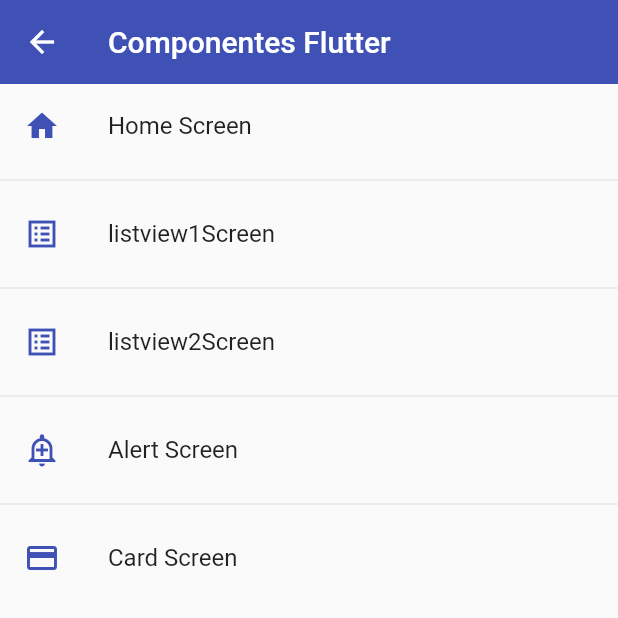
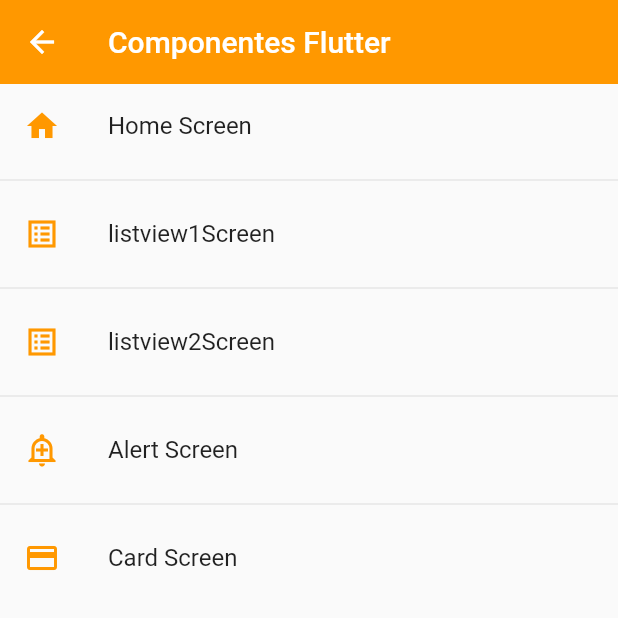
Before and after one commit to EdgarLS7/fltproject, a Flutter app: the screen it shows after launch, on a phone screen of 412 x 824 dp, the top half of it. Run offline on Flutter 3.47's test engine with Material 2 defaults, Android fonts, the phone set to English and light mode, and no system bars.

Commit message:
terminado 77

```diff
--- a/lib/theme/app_theme.dart
+++ b/lib/theme/app_theme.dart
@@ -3,7 +3,7 @@ import 'package:flutter/material.dart';
 
 class AppTheme {
 
-  static const Color primary = Colors.indigo;
+  static const Color primary = Colors.orange;
 
   static final ThemeData lightTheme = ThemeData.light().copyWith(
     //Color primario
--- a/pubspec.yaml
+++ b/pubspec.yaml
@@ -3,7 +3,7 @@ description: A new Flutter project.
 
 # The following line prevents the package from being accidentally published to
 # pub.dev using `flutter pub publish`. This is preferred for private packages.
-publish_to: 'none' # Remove this line if you wish to publish to pub.dev
+publish_to: "none" # Remove this line if you wish to publish to pub.dev
 
 # The following defines the version and build number for your application.
 # A version number is three numbers separated by dots, like 1.2.43
@@ -30,7 +30,6 @@ dependencies:
   flutter:
     sdk: flutter
 
-
   # The following adds the Cupertino Icons font to your application.
   # Use with the CupertinoIcons class for iOS style icons.
   cupertino_icons: ^1.0.2
@@ -51,7 +50,6 @@ dev_dependencies:
 
 # The following section is specific to Flutter.
 flutter:
-
   # The following line ensures that the Material Icons font is
   # included with your application, so that you can use the icons in
   # the material Icons class.
```
